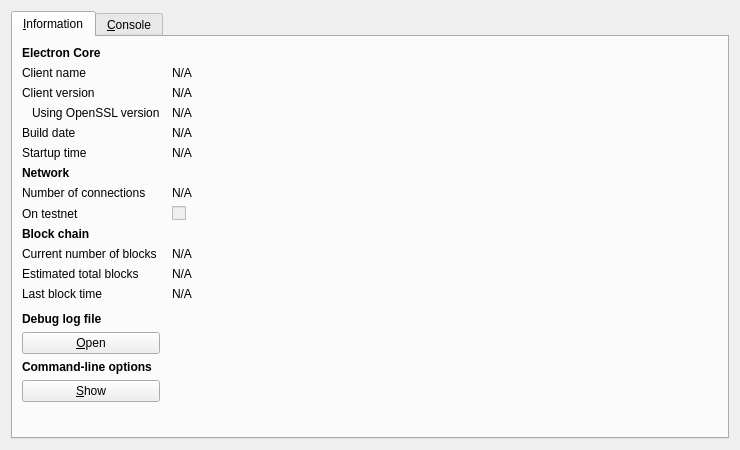
Above: src/qt/forms/rpcconsole.ui from cinnamoncoin/https---github.com-cinnamoncoin-Electron-ELT before the change. Below: the same form after it.
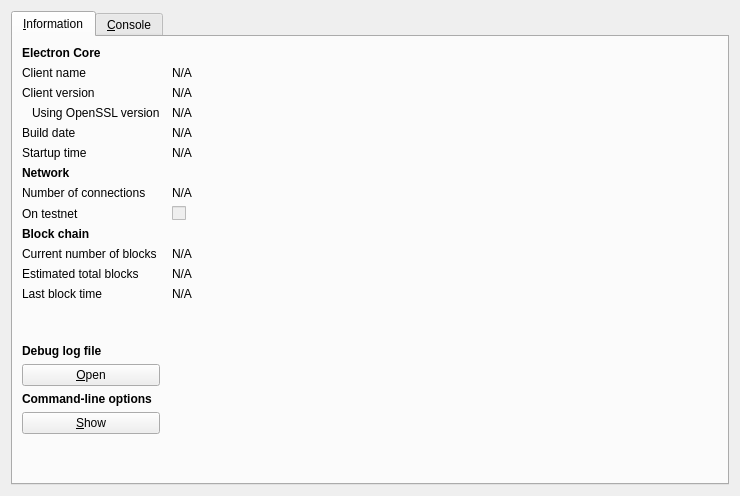
That is the form after the change. Icons and pictures are not drawn.

```diff
--- a/src/qt/forms/rpcconsole.ui
+++ b/src/qt/forms/rpcconsole.ui
@@ -7,7 +7,7 @@
     <x>0</x>
     <y>0</y>
     <width>740</width>
-    <height>450</height>
+    <height>496</height>
    </rect>
   </property>
   <property name="windowTitle">
```
